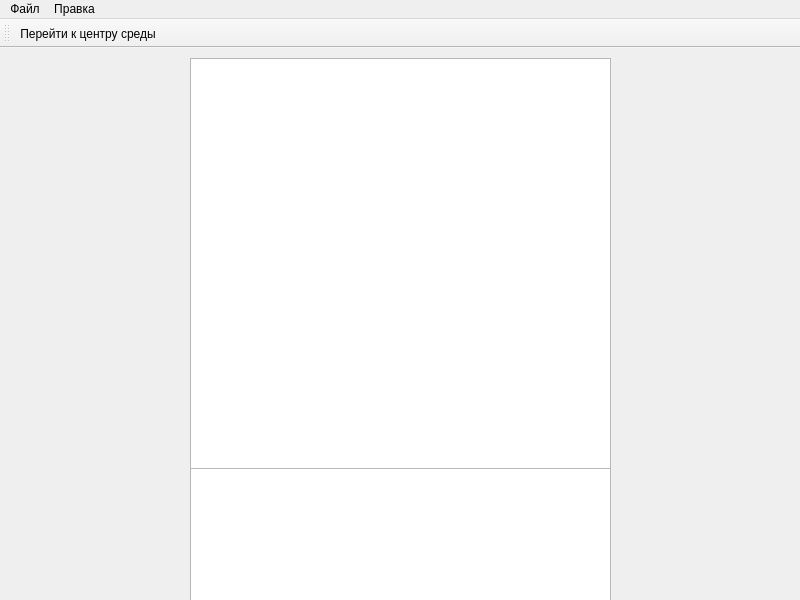
This is RL_QT/mainwindow.ui in GuzliGit/projectRL as Qt 5 draws it before an edit. The edited form follows.
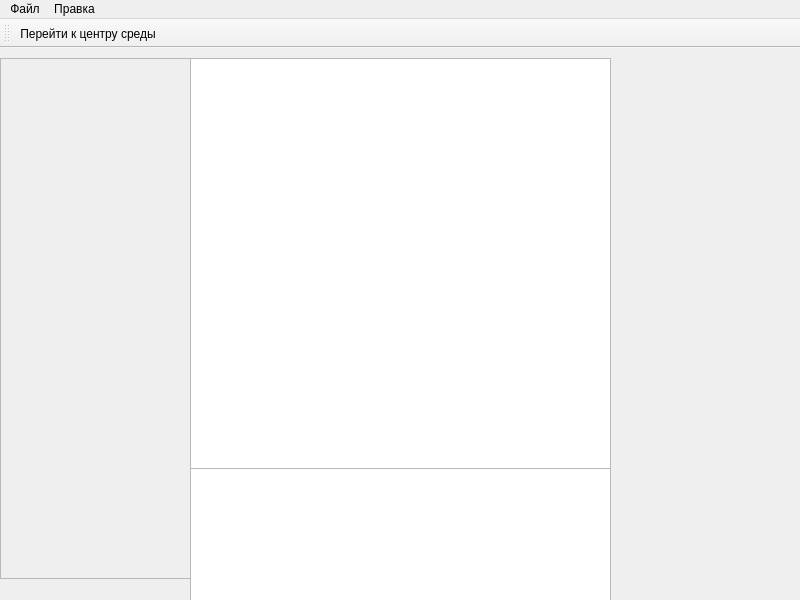
This is the edited form. Icons and pictures are not drawn.

Patch:
```diff
--- a/RL_QT/mainwindow.ui
+++ b/RL_QT/mainwindow.ui
@@ -23,19 +23,6 @@
    <string notr="true"/>
   </property>
   <widget class="QWidget" name="centralwidget">
-   <widget class="QWidget" name="editor_panel" native="true">
-    <property name="geometry">
-     <rect>
-      <x>10</x>
-      <y>10</y>
-      <width>181</width>
-      <height>551</height>
-     </rect>
-    </property>
-    <property name="autoFillBackground">
-     <bool>true</bool>
-    </property>
-   </widget>
    <widget class="QWidget" name="rl_settings_panel" native="true">
     <property name="geometry">
      <rect>
@@ -69,6 +56,29 @@
      </rect>
     </property>
    </widget>
+   <widget class="QScrollArea" name="editor_panel">
+    <property name="geometry">
+     <rect>
+      <x>0</x>
+      <y>10</y>
+      <width>191</width>
+      <height>521</height>
+     </rect>
+    </property>
+    <property name="widgetResizable">
+     <bool>true</bool>
+    </property>
+    <widget class="QWidget" name="scrollAreaWidgetContents">
+     <property name="geometry">
+      <rect>
+       <x>0</x>
+       <y>0</y>
+       <width>187</width>
+       <height>517</height>
+      </rect>
+     </property>
+    </widget>
+   </widget>
   </widget>
   <widget class="QMenuBar" name="menubar">
    <property name="geometry">
```
